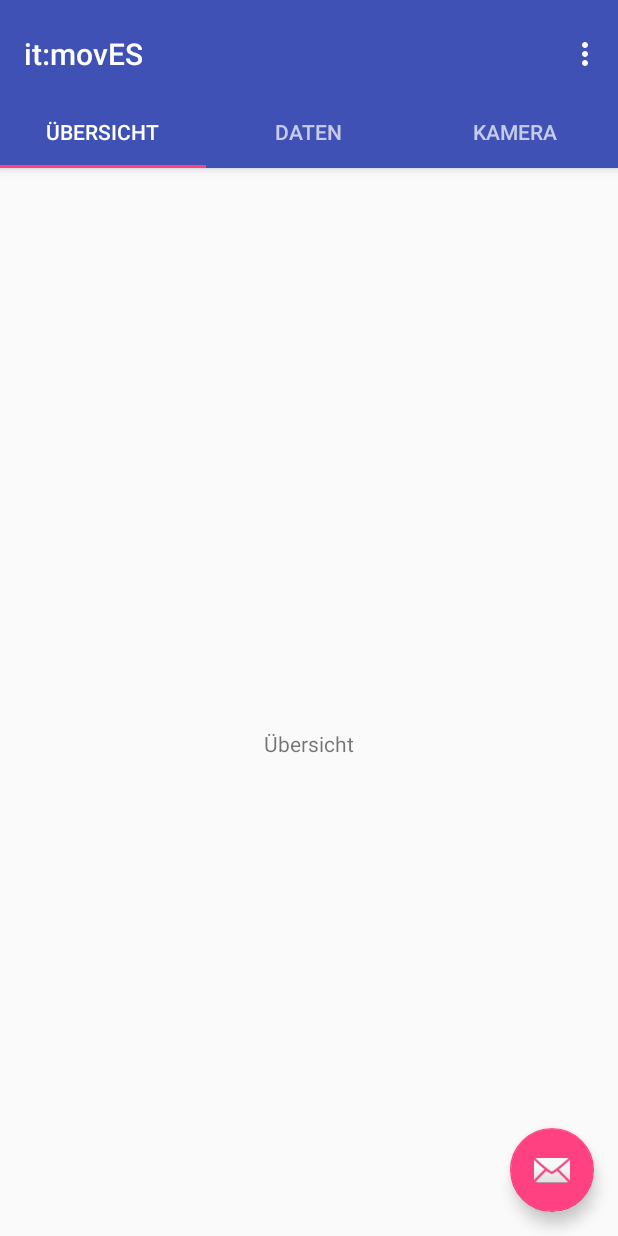
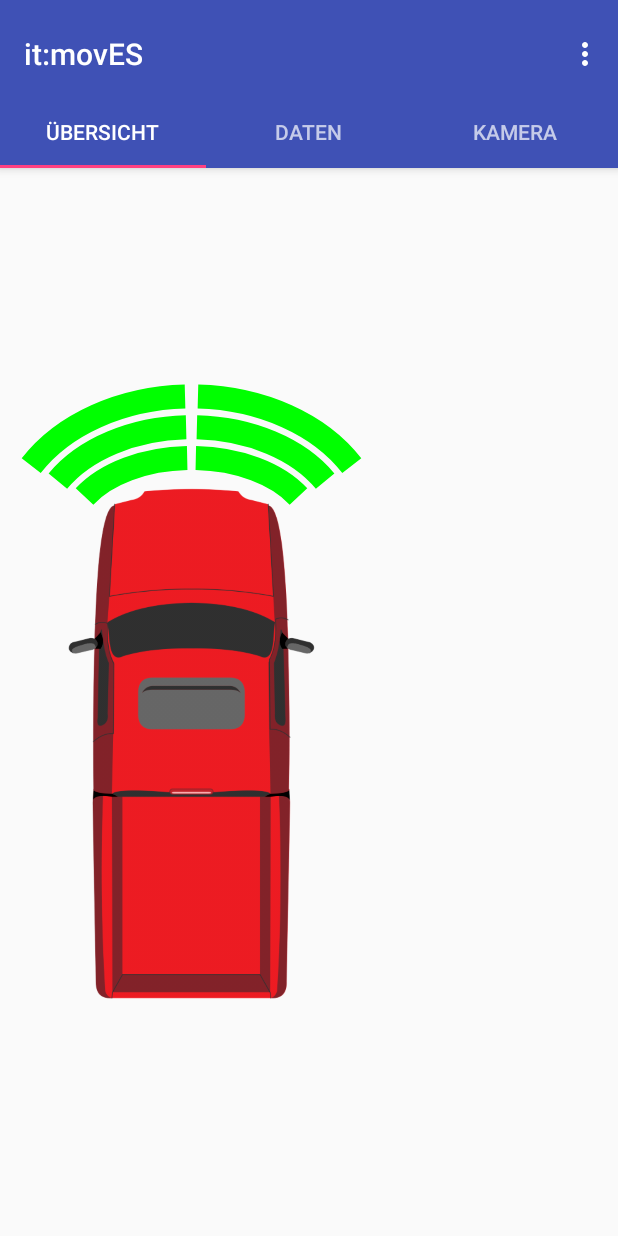
Before and after one commit to Kowait00/CaroloHseApp, an Android app: the screen it shows after launch (MainActivity), on a phone screen of 412 x 824 dp. Run offline under Robolectric (Android 15) with nearby library versions, the phone set to English and light mode, and no system bars.

Commit message:
-Implemented visualization concept of the car and distance sensor information

```diff
--- a/app/src/main/AndroidManifest.xml
+++ b/app/src/main/AndroidManifest.xml
@@ -16,7 +16,8 @@
         <activity
             android:name=".MainActivity"
             android:label="@string/app_name"
-            android:theme="@style/AppTheme.NoActionBar">
+            android:theme="@style/AppTheme.NoActionBar"
+            android:screenOrientation="portrait">
             <intent-filter>
                 <action android:name="android.intent.action.MAIN"/>
 
--- /dev/null
+++ b/app/src/main/java/com/wacker/carolohseapp/CarTopDownView.java
@@ -0,0 +1,98 @@
+package com.wacker.carolohseapp;
+
+import android.content.Context;
+import android.graphics.Canvas;
+import android.graphics.Color;
+import android.graphics.Paint;
+import android.graphics.Rect;
+import android.graphics.RectF;
+import android.graphics.drawable.Drawable;
+import android.support.v4.content.ContextCompat;
+import android.view.View;
+
+/**
+ * Created by wacke on 11.12.2016.
+ */
+public class CarTopDownView extends View
+{
+    private Paint mPaint = new Paint();
+    private Drawable mImageTopDownCar;
+    private float mImageTopDownCarAspectRatio;
+
+    public CarTopDownView(Context context)
+    {
+        super(context);
+
+        mImageTopDownCar = ContextCompat.getDrawable(context, R.drawable.truck_topdown);
+        mImageTopDownCarAspectRatio = (float)mImageTopDownCar.getIntrinsicWidth()/(float)mImageTopDownCar.getIntrinsicHeight();
+    }
+
+
+    @Override
+    public void onDraw(Canvas canvas)
+    {
+        // set up top down car graphic relative to the screen width while maintaining the aspect ratio
+        // to keep aspect ratio of graphic: newHeight = newWidth/aspectRatio
+        int picWidth = (int)((float)(canvas.getWidth())*(0.4));
+        int picHeight = (int)(picWidth/mImageTopDownCarAspectRatio);
+        int picTopLeftX = canvas.getWidth()/9;                 // horizontal padding of 1/9 canvas width
+        int picTopLeftY = (canvas.getHeight()-picHeight)/2;    // vertically centered
+        int picBottomRightX = picTopLeftX + picWidth;
+        int picBottomRightY = picTopLeftY + picHeight;
+        Rect imageBounds = new Rect(picTopLeftX, picTopLeftY, picBottomRightX, picBottomRightY);
+        mImageTopDownCar.setBounds(imageBounds);
+        mImageTopDownCar.draw(canvas);
+
+
+        // set up the corners of an ellipse for displaying distance sensor information
+        // in a way that it scales with the size of the vehicle graphic
+        float ovalRectTopLeftX = picTopLeftX;
+        float ovalRectTopLeftY = picTopLeftY-picWidth/8;
+        float ovalRectBottomRightX = picTopLeftX+picWidth;
+        float ovalRectBottomRightY = picTopLeftY+picWidth-picWidth/2;
+
+        RectF ovalRect = new RectF(ovalRectTopLeftX, ovalRectTopLeftY, ovalRectBottomRightX, ovalRectBottomRightY);
+
+        // set up a paint to make drawArc only paint the outer arc of the oval
+        Paint paint = new Paint();
+        paint.setStrokeWidth(picWidth/10);
+        paint.setAntiAlias(true);
+        paint.setStrokeCap(Paint.Cap.BUTT);
+        paint.setStyle(Paint.Style.STROKE);
+
+        // Draw the inner most arcs for the front distance sensors
+        paint.setColor(Color.GREEN);
+        canvas.drawArc(ovalRect, 210, 58, false, paint );
+
+        paint.setColor(Color.GREEN);
+        canvas.drawArc(ovalRect, 330, -58, false, paint );
+
+        // Draw the second layer of arcs for the front distance sensors
+        // therefore increase oval size by scaleFactor
+        float ovalScaling = (ovalRectBottomRightY-ovalRectTopLeftY)*(float)0.2;
+        ovalRect.set(ovalRectTopLeftX-ovalScaling, ovalRectTopLeftY-ovalScaling, ovalRectBottomRightX+ovalScaling, ovalRectBottomRightY+ovalScaling);
+
+        paint.setColor(Color.GREEN);
+        canvas.drawArc(ovalRect, 210, 58, false, paint );
+
+        paint.setColor(Color.GREEN);
+        canvas.drawArc(ovalRect, 330, -58, false, paint );
+
+        // Draw the third layer of arcs for the front distance sensors
+        // therefore increase oval size by scaleFactor
+        ovalScaling = (ovalRectBottomRightY-ovalRectTopLeftY)*(float)0.4;
+        ovalRect.set(ovalRectTopLeftX-ovalScaling, ovalRectTopLeftY-ovalScaling, ovalRectBottomRightX+ovalScaling, ovalRectBottomRightY+ovalScaling);
+
+        paint.setColor(Color.GREEN);
+        canvas.drawArc(ovalRect, 210, 58, false, paint );
+
+        paint.setColor(Color.GREEN);
+        canvas.drawArc(ovalRect, 330, -58, false, paint );
+
+
+
+
+    }
+
+
+}
--- a/app/src/main/java/com/wacker/carolohseapp/MainActivity.java
+++ b/app/src/main/java/com/wacker/carolohseapp/MainActivity.java
@@ -57,16 +57,6 @@ public class MainActivity extends AppCompatActivity
         TabLayout tabLayout = (TabLayout) findViewById(R.id.tabs);
         tabLayout.setupWithViewPager(mViewPager);
 
-        FloatingActionButton fab = (FloatingActionButton) findViewById(R.id.fab);
-        fab.setOnClickListener(new View.OnClickListener()
-        {
-            @Override
-            public void onClick(View view)
-            {
-                Snackbar.make(view, "Replace with your own action", Snackbar.LENGTH_LONG)
-                        .setAction("Action", null).show();
-            }
-        });
 
 
         //Start UDP receiver service
--- a/app/src/main/java/com/wacker/carolohseapp/Tab1Visualization.java
+++ b/app/src/main/java/com/wacker/carolohseapp/Tab1Visualization.java
@@ -11,6 +11,7 @@ import android.util.Log;
 import android.view.LayoutInflater;
 import android.view.View;
 import android.view.ViewGroup;
+import android.widget.RelativeLayout;
 
 /**
  * Created by wacke on 27.11.2016.
@@ -21,6 +22,11 @@ public class Tab1Visualization extends Fragment
     public View onCreateView(LayoutInflater inflater, ViewGroup container, Bundle savedInstanceState)
     {
         View rootView = inflater.inflate(R.layout.tab1_visualization, container, false);
+
+        //Set the car top down visuals view into the relative layout of the fragment
+        RelativeLayout relativeLayout = (RelativeLayout) rootView.findViewById(R.id.visualizationLayout);
+        relativeLayout.addView(new CarTopDownView(getActivity()));
+
         return rootView;
     }
 
--- a/app/src/main/res/layout/activity_main.xml
+++ b/app/src/main/res/layout/activity_main.xml
@@ -38,12 +38,5 @@
         android:layout_height="match_parent"
         app:layout_behavior="@string/appbar_scrolling_view_behavior"/>
 
-    <android.support.design.widget.FloatingActionButton
-        android:id="@+id/fab"
-        android:layout_width="wrap_content"
-        android:layout_height="wrap_content"
-        android:layout_gravity="end|bottom"
-        android:layout_margin="@dimen/fab_margin"
-        android:src="@android:drawable/ic_dialog_email"/>
 
 </android.support.design.widget.CoordinatorLayout>
--- a/app/src/main/res/layout/tab1_visualization.xml
+++ b/app/src/main/res/layout/tab1_visualization.xml
@@ -2,10 +2,11 @@
                 xmlns:tools="http://schemas.android.com/tools"
                 android:layout_width="match_parent"
                 android:layout_height="match_parent"
-                android:paddingBottom="@dimen/activity_vertical_margin"
-                android:paddingLeft="@dimen/activity_horizontal_margin"
-                android:paddingRight="@dimen/activity_horizontal_margin"
-                android:paddingTop="@dimen/activity_vertical_margin"
+                android:paddingBottom="0dp"
+                android:paddingLeft="0dp"
+                android:paddingRight="0dp"
+                android:paddingTop="0dp"
+                android:id="@+id/visualizationLayout"
                 tools:context="com.wacker.carolohseapp.MainActivity$PlaceholderFragment">
 
     <TextView
@@ -13,12 +14,7 @@
         android:layout_width="wrap_content"
         android:layout_height="wrap_content"/>
 
-    <TextView
-        android:layout_width="wrap_content"
-        android:layout_height="wrap_content"
-        android:text="Übersicht"
-        android:id="@+id/textView"
-        android:layout_centerVertical="true"
-        android:layout_centerHorizontal="true"/>
+
+
 
 </RelativeLayout>
```
Also changed, not shown: app/src/main/res/drawable/truck_topdown.png (added), app/src/main/res/drawable/truck_topdown_xxxhdpi.png (added).
